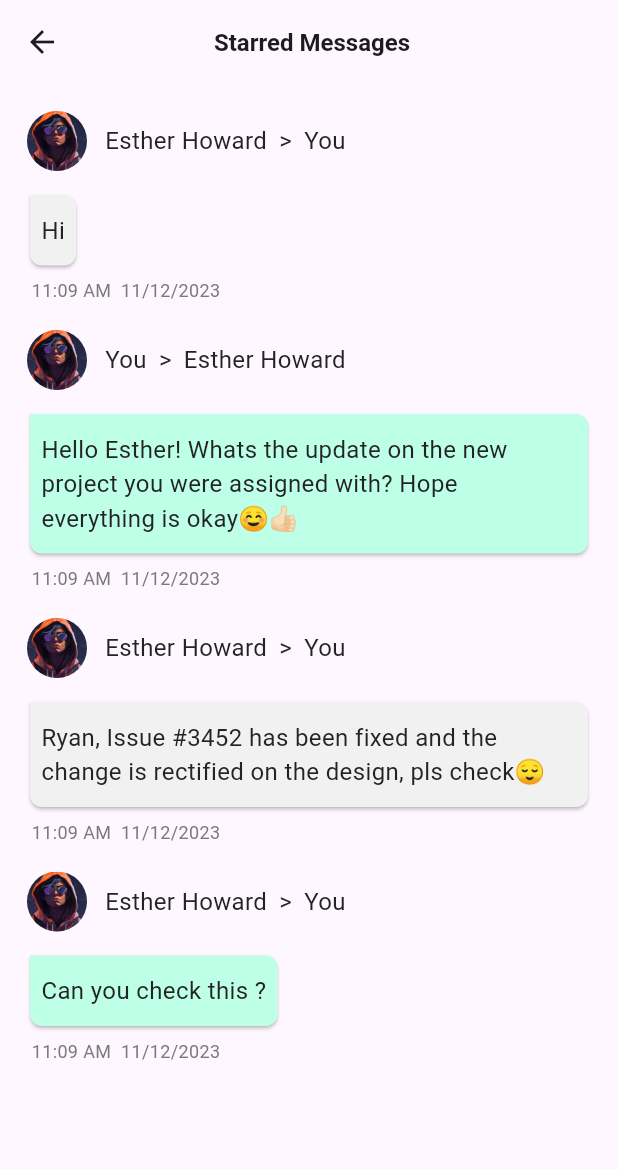
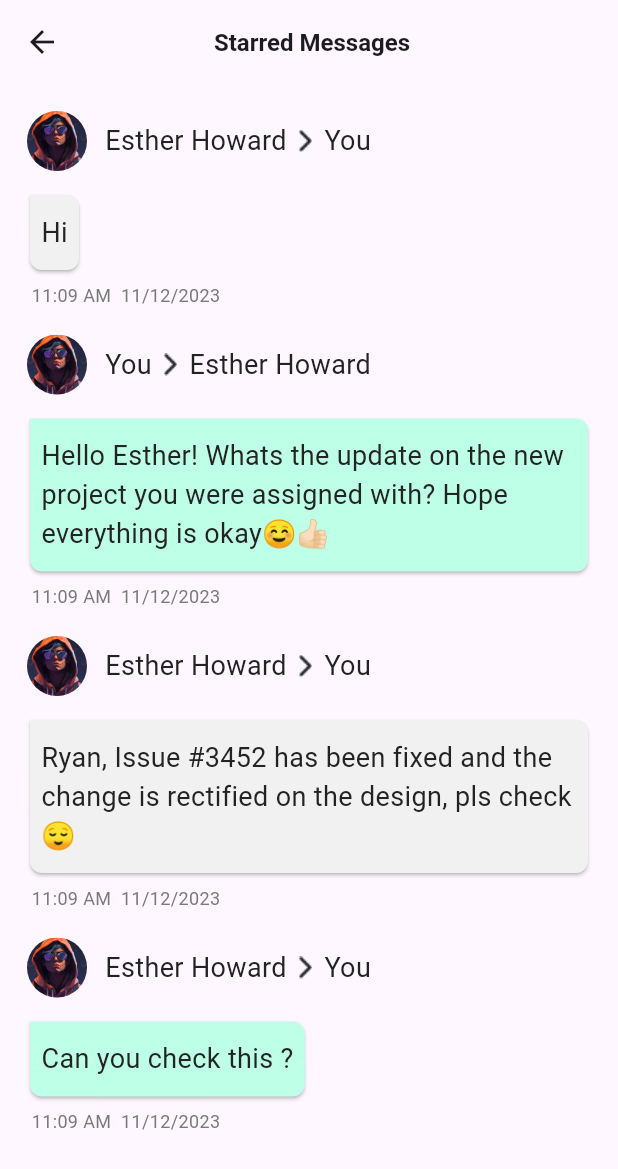
Before and after one commit to jithuhari/chat_app, a Flutter app: the StarredMessagesScreen screen opened by its route, on a phone screen of 412 x 824 dp. Shown: the top 1169 px of the screen. Run offline on Flutter 3.47's test engine with Material 3 defaults, Android fonts, the light colour scheme and no system bars; our stand-ins replace another_flushbar, flutter_slidable, flutter_speed_dial, flutter_svg, get, jwt_decoder and 2 more; accounts and stored records are empty; Roboto replaces fonts that are missing (DMSans); project files that could hold a hidden picture were left out.

Commit message:
add star msg in ui fix

```diff
--- a/lib/features/starred_messages/starred_messages_screen.dart
+++ b/lib/features/starred_messages/starred_messages_screen.dart
@@ -85,23 +85,24 @@ class StarredMessageWidget extends StatelessWidget {
             Text(
               senderName,
               style: const TextStyle(
-                  fontSize: 16,
+                  fontSize: 18,
                   fontWeight: FontWeight.w400,
                   color: secondaryColor),
             ),
             const SizedBox(width: 8.0),
-            const Text(
-              '>',
-              style: TextStyle(
-                  fontSize: 16,
-                  fontWeight: FontWeight.w400,
-                  color: secondaryColor),
-            ),
+            Image.asset('assets/png/arrow.png'),
+            // const Text(
+            //   '>',
+            //   style: TextStyle(
+            //       fontSize: 16,
+            //       fontWeight: FontWeight.w400,
+            //       color: secondaryColor),
+            // ),
             const SizedBox(width: 8.0),
             Text(
               receiverName,
               style: const TextStyle(
-                  fontSize: 16,
+                  fontSize: 18,
                   fontWeight: FontWeight.w400,
                   color: secondaryColor),
             ),
@@ -122,7 +123,7 @@ class StarredMessageWidget extends StatelessWidget {
             child: Text(
               message,
               style: const TextStyle(
-                  fontSize: 16,
+                  fontSize: 18,
                   fontWeight: FontWeight.w400,
                   color: secondaryColor),
             ),
```
Also changed, not shown: assets/png/arrow.png (added).
